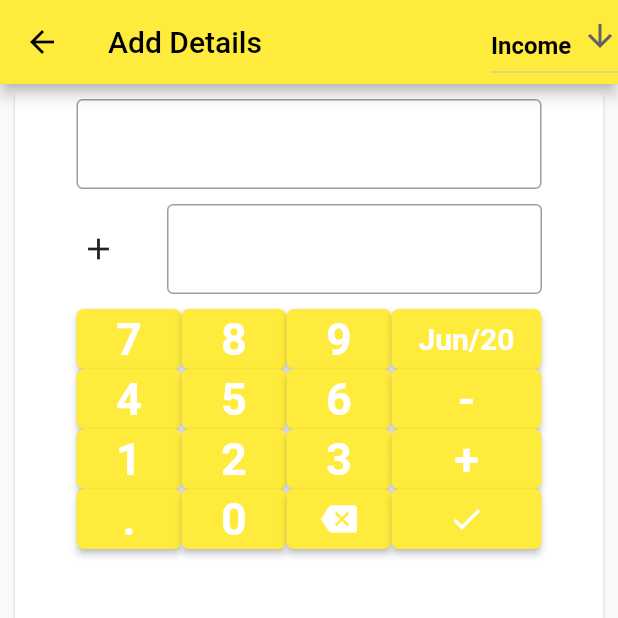
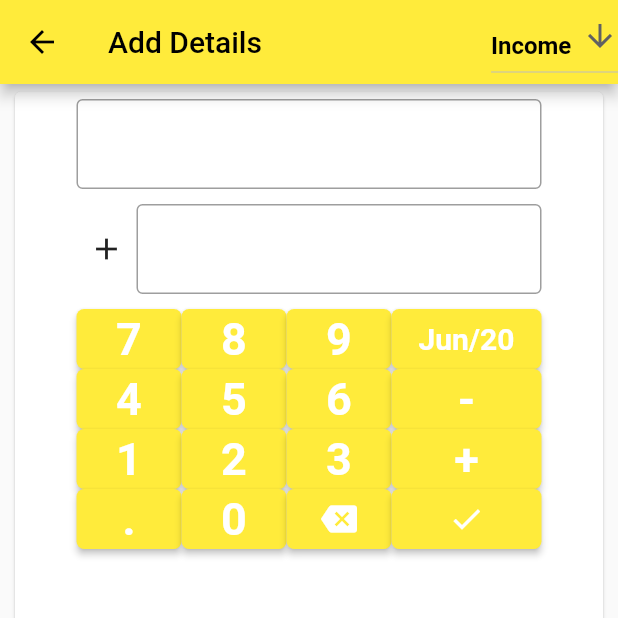
Before and after one commit to pollyolly/imoney_saver, a Flutter app: the MoneySaverAddDetail screen opened by its route, on a phone screen of 412 x 824 dp, the top half of it. Run offline on Flutter 3.47's test engine with Material 2 defaults, Android fonts, the phone set to English and light mode, and no system bars; our stand-ins replace flutter_local_notifications, rxdart, sqflite; missing offline and left inert: mat_month_picker_dialog; accounts and stored records are empty.

Commit message:
Fix forms on ratate

```diff
--- a/lib/views/detail_add.dart
+++ b/lib/views/detail_add.dart
@@ -113,19 +113,21 @@ class MoneySaverAddDetailState extends State<MoneySaverAddDetail> {
                       ),
                     )),
                 const SizedBox(height: 5),
-                Row(
+                SizedBox(
+                    width: 310,
+                    child: Row(
                       mainAxisAlignment: MainAxisAlignment.spaceEvenly,
                       children: [
                         SizedBox(
                           height: 70,
-                      width: 30,
+                          width: 40,
                           child: Center(
                             child: Icon(texticon),
                           ),
                         ),
                         SizedBox(
                             height: 60,
-                        width: 250,
+                            width: 270,
                             child: Center(
                               child: TextFormField(
                                 controller: moneyText,
@@ -134,13 +136,14 @@ class MoneySaverAddDetailState extends State<MoneySaverAddDetail> {
                                 enableInteractiveSelection: false,
                                 textAlign: TextAlign.center,
                                 style: const TextStyle(
-                                fontWeight: FontWeight.normal, fontSize: 30),
+                                    fontWeight: FontWeight.normal,
+                                    fontSize: 30),
                                 decoration: const InputDecoration(
                                     border: OutlineInputBorder()),
                               ),
                             )),
                       ],
-                ),
+                    )),
                 const SizedBox(height: 5),
                 Row(
                   mainAxisAlignment: MainAxisAlignment.spaceEvenly,
```
Also changed, not shown: lib/views/detail_update.dart (+8 -5 lines). Lines whose indentation alone changed are shown as unchanged.
